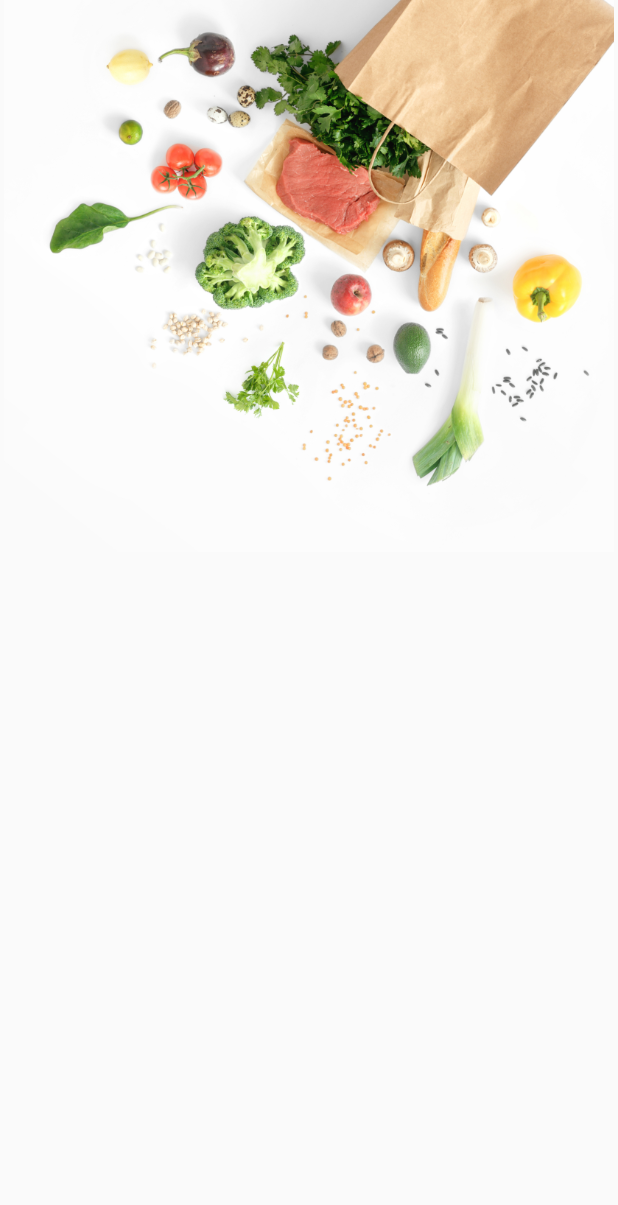
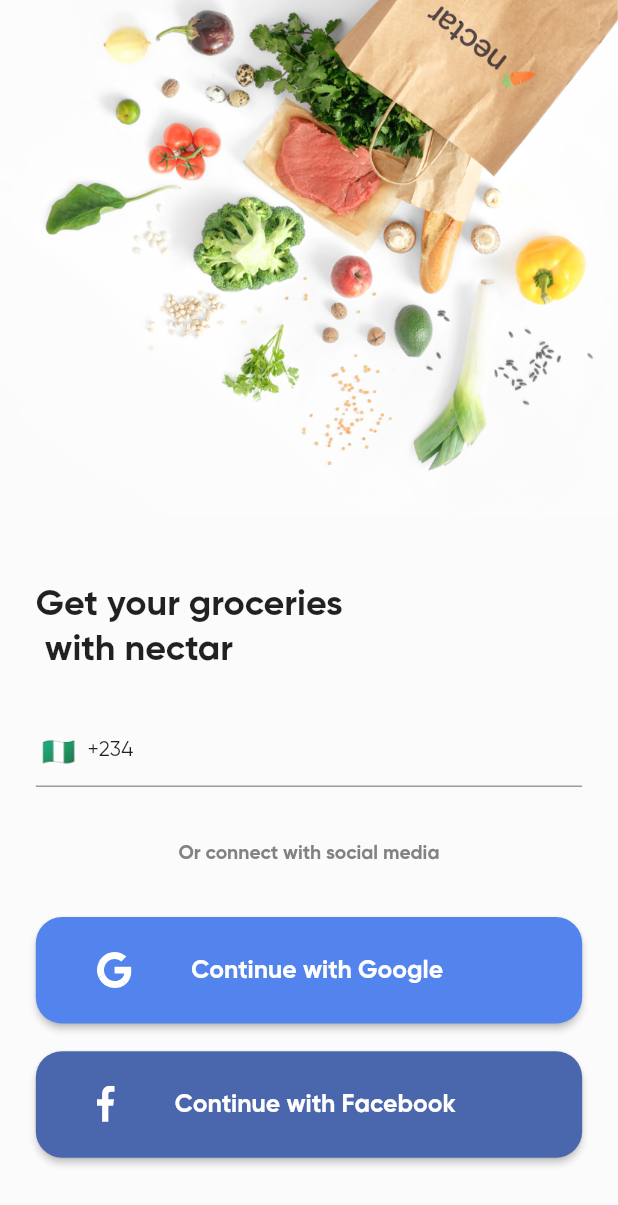
Before and after one commit to aosunlana/nectar, a Flutter app: the GetStartedView screen opened by its route, on a phone screen of 412 x 824 dp. Shown: the top 1205 px of the screen. Run offline on Flutter 3.47's test engine with Material 2 defaults, Android fonts, the phone set to English and light mode, and no system bars; drawn by our look-alikes of intl_phone_field; our stand-ins replace flutter_screenutil, flutter_svg.

Commit message:
improvement on the get_started screen

```diff
--- a/lib/presentation/screens/get_started_view.dart
+++ b/lib/presentation/screens/get_started_view.dart
@@ -1,5 +1,7 @@
 import 'package:flutter/material.dart';
 import 'package:flutter_screenutil/flutter_screenutil.dart';
+import 'package:flutter_svg/flutter_svg.dart';
+import 'package:intl_phone_field/intl_phone_field.dart';
 
 class GetStartedView extends StatelessWidget {
   const GetStartedView({Key? key}) : super(key: key);
@@ -7,16 +9,107 @@ class GetStartedView extends StatelessWidget {
   @override
   Widget build(BuildContext context) {
     return Scaffold(
+      resizeToAvoidBottomInset: false,
       body: Column(
+        mainAxisAlignment: MainAxisAlignment.start,
+        crossAxisAlignment: CrossAxisAlignment.start,
         children: [
           SizedBox(
-            height: 400.h,
+            height: 374.h,
             width: double.infinity,
             child: const Image(
+                fit: BoxFit.cover,
                 image: AssetImage('assets/images/get-started-header.png')),
           ),
+          SizedBox(
+            height: 49.h,
+          ),
+          Padding(
+            padding: EdgeInsets.symmetric(horizontal: 24.w),
+            child: Column(
+              mainAxisAlignment: MainAxisAlignment.start,
+              crossAxisAlignment: CrossAxisAlignment.start,
+              children: [
+                Text(
+                  'Get your groceries\n with nectar',
+                  style:
+                      TextStyle(fontSize: 26.sp, fontWeight: FontWeight.w600),
+                ),
+                SizedBox(
+                  height: 30.h,
+                ),
+                IntlPhoneField(
+                  initialCountryCode: 'NG',
+                  onTap: () {},
+                  showDropdownIcon: false,
+                  disableLengthCheck: true,
+                ),
+                SizedBox(height: 40.h),
+                Center(
+                  child: Text(
+                    'Or connect with social media',
+                    style: TextStyle(
+                        fontWeight: FontWeight.w600,
+                        fontSize: 14.sp,
+                        color: const Color(0XFF828282)),
+                  ),
+                ),
+                SizedBox(height: 37.h),
+                SizedBox(
+                  width: double.infinity,
+                  child: ElevatedButton(
+                    onPressed: () {},
+                    child: Row(
+                      children: [
+                        SvgPicture.asset('assets/images/google-svg.svg'),
+                        SizedBox(width: 40.w),
+                        Text(
+                          'Continue with Google',
+                          style: TextStyle(
+                              fontSize: 18.sp, fontWeight: FontWeight.w600),
+                        ),
+                      ],
+                    ),
+                    style: ElevatedButton.styleFrom(
+                        primary: const Color(0XFF5383EC),
+                        padding: EdgeInsets.symmetric(
+                            vertical: 25.h, horizontal: 40.w),
+                        shape: RoundedRectangleBorder(
+                            borderRadius: BorderRadius.circular(19.r))),
+                  ),
+                ),
+                SizedBox(height: 20.h),
+                SizedBox(
+                  width: double.infinity,
+                  child: ElevatedButton(
+                    onPressed: () {},
+                    child: Row(
+                      mainAxisAlignment: MainAxisAlignment.start,
+                      crossAxisAlignment: CrossAxisAlignment.center,
+                      children: [
+                        SvgPicture.asset('assets/images/facebook-svg.svg'),
+                        SizedBox(width: 40.w),
+                        Text(
+                          'Continue with Facebook',
+                          style: TextStyle(
+                              fontSize: 18.sp, fontWeight: FontWeight.w600),
+                        ),
+                      ],
+                    ),
+                    style: ElevatedButton.styleFrom(
+                        primary: const Color(0XFF4A66AC),
+                        padding: EdgeInsets.symmetric(
+                            vertical: 25.h, horizontal: 40.w),
+                        shape: RoundedRectangleBorder(
+                            borderRadius: BorderRadius.circular(19.r))),
+                  ),
+                ),
+              ],
+            ),
+          )
         ],
       ),
+      backgroundColor: const Color(0XFFFBFBFB),
     );
   }
 }
--- a/lib/presentation/screens/splash_screen.dart
+++ b/lib/presentation/screens/splash_screen.dart
@@ -36,6 +36,7 @@ class _SplashScreenState extends State<SplashScreen> {
         statusBarBrightness: Brightness.light,
       ),
       child: Scaffold(
+        resizeToAvoidBottomInset: false,
         backgroundColor: const Color(0XFF53B175),
         body: Center(
             child: SizedBox(
--- a/pubspec.yaml
+++ b/pubspec.yaml
@@ -30,6 +30,9 @@ dependencies:
   flutter:
     sdk: flutter
   flutter_screenutil: ^5.4.0+1
+  country_code_picker: ^2.0.2
+  intl_phone_field: ^3.1.0
+  flutter_svg: ^1.0.3
 
 
   # The following adds the Cupertino Icons font to your application.
```
Also changed, not shown: assets/icons/facebook-icon.png (added), assets/icons/google-icon.png (added), assets/images/facebook-svg.svg (added), assets/images/get-started-header.png, assets/images/google-svg.svg (added), pubspec.lock, 2 other files.
